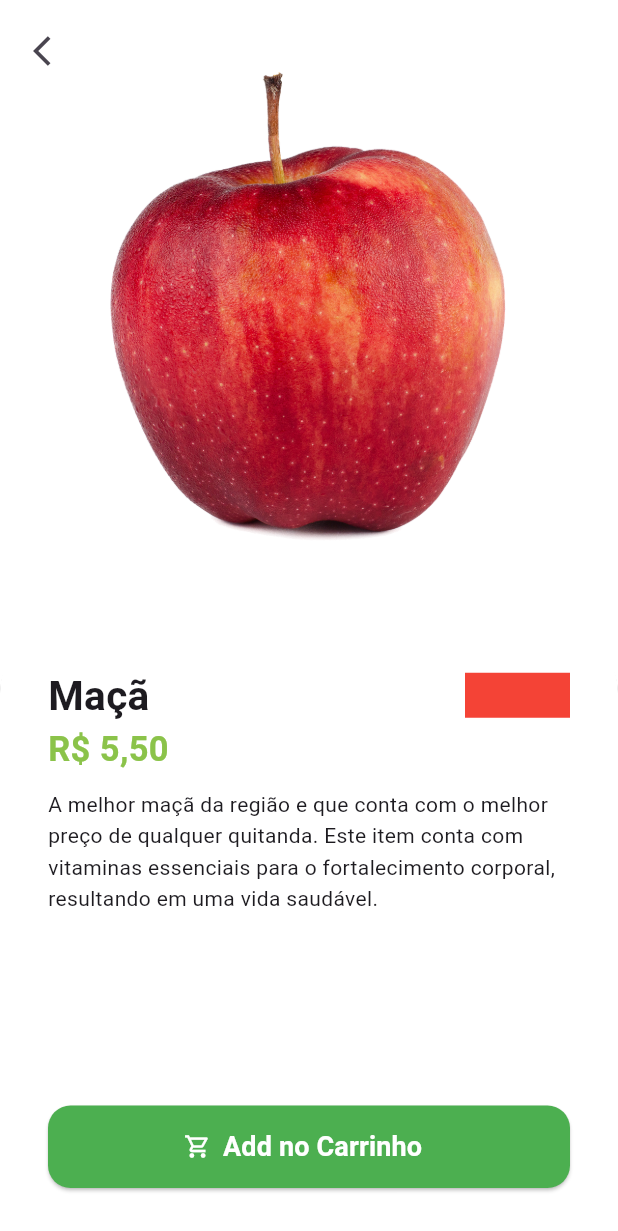
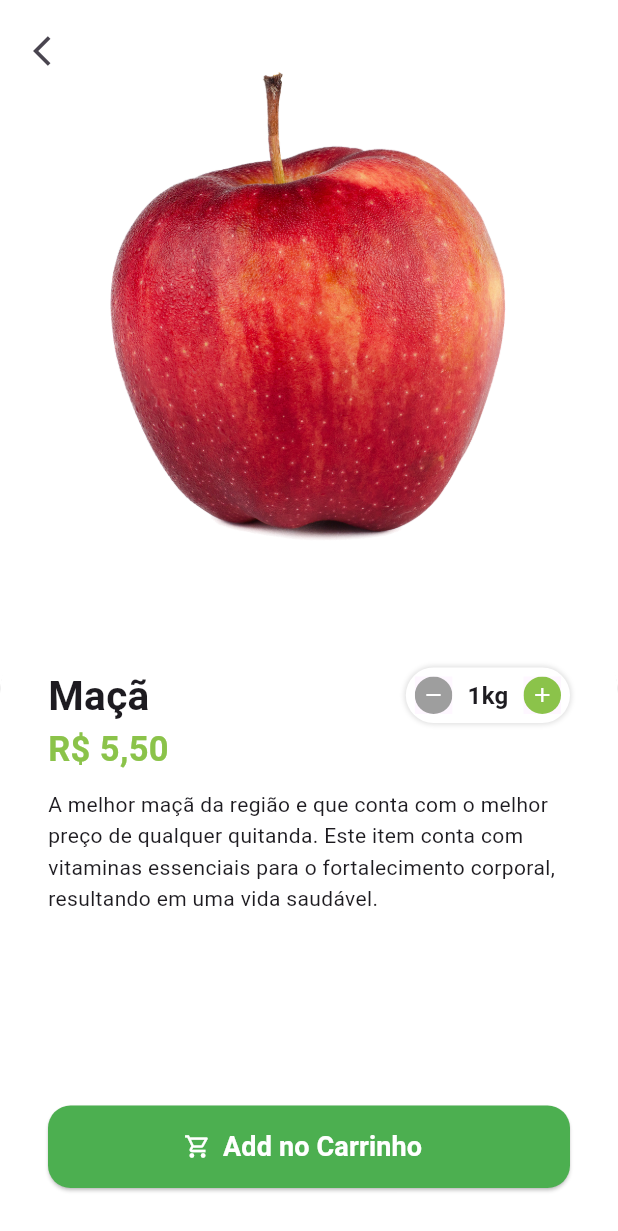
Before and after one commit to felipe-sousa/greengrocer-strattodev, a Flutter app: the screen it shows after launch, after a tap on "Entrar", after a tap on "Maçã", on a phone screen of 412 x 824 dp. Shown: the top 1231 px of the screen. Run offline on Flutter 3.47's test engine with Material 2 defaults, Android fonts, the phone set to English and light mode, and no system bars; our stand-ins replace animated_text_kit, mask_text_input_formatter.

Commit message:
Create Custom QuantityWidget
Created a custom widget to select desired amount of each item to add to cart

```diff
--- /dev/null
+++ b/greengrocer/lib/src/pages/common_widgets/quantity_widget.dart
@@ -0,0 +1,103 @@
+import 'package:flutter/material.dart';
+import 'package:greengrocer/src/config/custom_colors.dart';
+
+class QuantityWidget extends StatelessWidget {
+  const QuantityWidget({
+    super.key,
+    required this.suffixText,
+    required this.value,
+    required this.result,
+  });
+
+  final int value;
+  final String suffixText;
+  final Function(int quantity) result;
+
+  @override
+  Widget build(BuildContext context) {
+    return Container(
+      padding: const EdgeInsets.all(6),
+      decoration: BoxDecoration(
+        color: Colors.white,
+        borderRadius: BorderRadius.circular(50),
+        boxShadow: [
+          BoxShadow(
+            color: Colors.grey.shade300,
+            spreadRadius: 1,
+            blurRadius: 2,
+          ),
+        ],
+      ),
+      child: Row(
+        children: [
+          _QuantityButton(
+            color: Colors.grey,
+            icon: Icons.remove,
+            onPressed: () {
+              if (value == 1) return;
+
+              int resultCount = value - 1;
+
+              result(resultCount);
+            },
+          ),
+          Padding(
+            padding: const EdgeInsets.symmetric(horizontal: 10),
+            child: Text(
+              '$value$suffixText',
+              style: const TextStyle(
+                fontSize: 16,
+                fontWeight: FontWeight.bold,
+              ),
+            ),
+          ),
+          _QuantityButton(
+            color: CustomColors.customSwatchColor,
+            icon: Icons.add,
+            onPressed: () {
+              int resultCount = value + 1;
+
+              result(resultCount);
+            },
+          ),
+        ],
+      ),
+    );
+  }
+}
+
+class _QuantityButton extends StatelessWidget {
+  const _QuantityButton({
+    required this.color,
+    required this.icon,
+    required this.onPressed,
+    super.key,
+  });
+
+  final Color color;
+  final IconData icon;
+  final VoidCallback onPressed;
+
+  @override
+  Widget build(BuildContext context) {
+    return Material(
+      child: InkWell(
+        borderRadius: BorderRadius.circular(50),
+        onTap: onPressed,
+        child: Ink(
+          height: 25,
+          width: 25,
+          decoration: BoxDecoration(
+            borderRadius: BorderRadius.circular(50),
+            color: color,
+          ),
+          child: Icon(
+            icon,
+            size: 16,
+            color: Colors.white,
+          ),
+        ),
+      ),
+    );
+  }
+}
--- a/greengrocer/lib/src/pages/home/components/item_tile.dart
+++ b/greengrocer/lib/src/pages/home/components/item_tile.dart
@@ -1,7 +1,7 @@
 import 'package:flutter/material.dart';
 import 'package:greengrocer/src/config/custom_colors.dart';
 import 'package:greengrocer/src/models/item_model.dart';
-import 'package:greengrocer/src/product/product_page.dart';
+import 'package:greengrocer/src/pages/product/product_page.dart';
 import 'package:greengrocer/src/services/utils_services.dart';
 
 class ItemTile extends StatelessWidget {
--- a/greengrocer/lib/src/product/product_page.dart
+++ b/greengrocer/lib/src/pages/product/product_page.dart
@@ -1,16 +1,25 @@
 import 'package:flutter/material.dart';
 import 'package:greengrocer/src/config/custom_colors.dart';
 import 'package:greengrocer/src/models/item_model.dart';
+import 'package:greengrocer/src/pages/common_widgets/quantity_widget.dart';
 import 'package:greengrocer/src/services/utils_services.dart';
 
-class ProductPage extends StatelessWidget {
-  ProductPage({
+class ProductPage extends StatefulWidget {
+  const ProductPage({
     super.key,
     required this.item,
   });
 
   final ItemModel item;
+
+  @override
+  State<ProductPage> createState() => _ProductPageState();
+}
+
+class _ProductPageState extends State<ProductPage> {
   final UtilsServices utilsServices = UtilsServices();
+
+  int cartItemQuantity = 1;
 
   @override
   Widget build(BuildContext context) {
@@ -21,7 +30,7 @@ class ProductPage extends StatelessWidget {
           Column(
             children: [
               Expanded(
-                child: Hero(tag: item.imgUrl, child: Image.asset(item.imgUrl)),
+                child: Hero(tag: widget.item.imgUrl, child: Image.asset(widget.item.imgUrl)),
               ),
               Expanded(
                 child: Container(
@@ -46,24 +55,28 @@ class ProductPage extends StatelessWidget {
                         children: [
                           Expanded(
                             child: Text(
-                              item.itemName,
+                              widget.item.itemName,
                               style: const TextStyle(
                                 fontSize: 27,
                                 fontWeight: FontWeight.bold,
                               ),
                             ),
                           ),
-                          Container(
-                            width: 70,
-                            height: 30,
-                            color: Colors.red,
+                          QuantityWidget(
+                            value: cartItemQuantity,
+                            suffixText: widget.item.unit,
+                            result: (quantity) {
+                              setState(() {
+                                cartItemQuantity = quantity;
+                              });
+                            },
                           ),
                         ],
                       ),
 
                       // Preço
                       Text(
-                        utilsServices.priceToCurrency(item.price),
+                        utilsServices.priceToCurrency(widget.item.price),
                         style: TextStyle(
                           color: CustomColors.customSwatchColor,
                           fontSize: 23,
@@ -77,7 +90,7 @@ class ProductPage extends StatelessWidget {
                           padding: const EdgeInsets.symmetric(vertical: 10),
                           child: SingleChildScrollView(
                             child: Text(
-                              item.description,
+                              widget.item.description,
                               style: const TextStyle(height: 1.5),
                             ),
                           ),
@@ -90,6 +103,7 @@ class ProductPage extends StatelessWidget {
                         child: ElevatedButton.icon(
                           style: ElevatedButton.styleFrom(
                             backgroundColor: Colors.green,
+                            // backgroundColor: CustomColors.customSwatchColor,
                             foregroundColor: Colors.white,
                             shape: const RoundedRectangleBorder(
                               borderRadius: BorderRadius.all(
```
